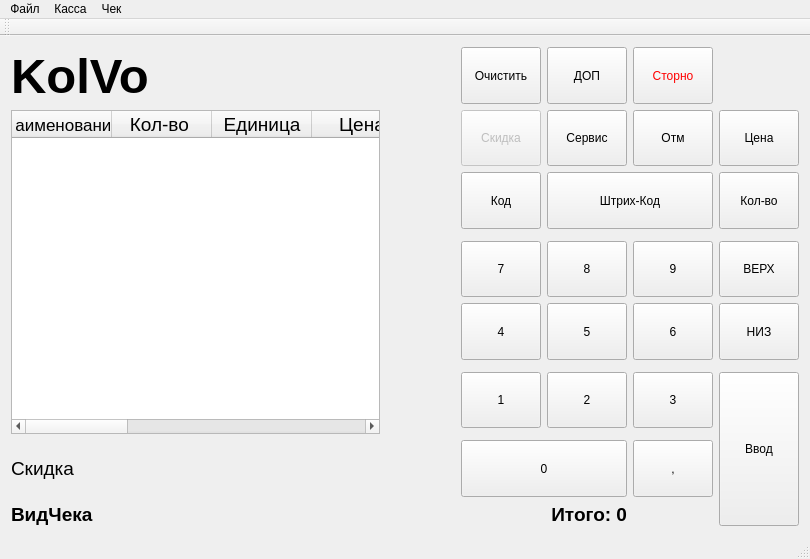
The window that rr_cash.ui (tuxmuzon/cahe) describes before a commit, drawn with Qt 5.
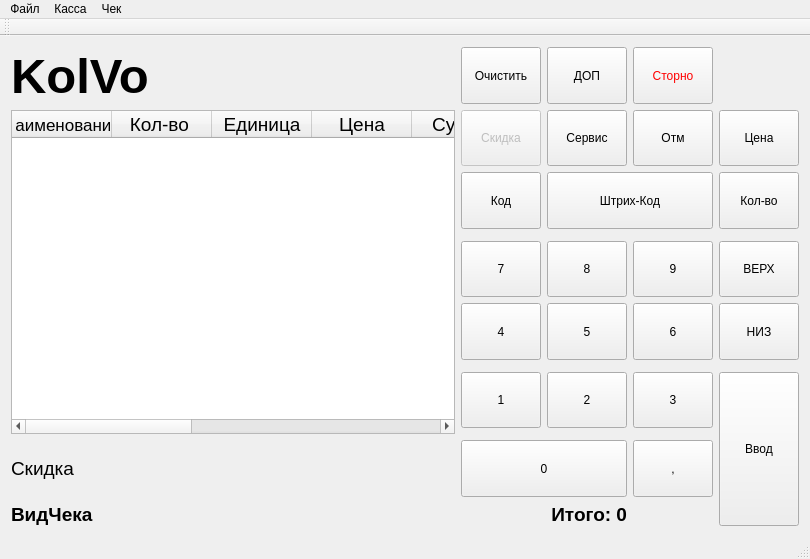
The same window after the commit.

Patch:
```diff
--- a/rr_cash.ui
+++ b/rr_cash.ui
@@ -124,85 +124,6 @@
       </property>
      </widget>
     </item>
-    <item row="2" column="0" rowspan="8" colspan="5">
-     <widget class="QTableWidget" name="table_tovar">
-      <property name="sizePolicy">
-       <sizepolicy hsizetype="Expanding" vsizetype="Expanding">
-        <horstretch>0</horstretch>
-        <verstretch>0</verstretch>
-       </sizepolicy>
-      </property>
-      <property name="font">
-       <font>
-        <family>MS Shell Dlg 2</family>
-        <pointsize>14</pointsize>
-       </font>
-      </property>
-      <property name="focusPolicy">
-       <enum>Qt::NoFocus</enum>
-      </property>
-      <property name="editTriggers">
-       <set>QAbstractItemView::NoEditTriggers</set>
-      </property>
-      <property name="columnCount">
-       <number>10</number>
-      </property>
-      <column>
-       <property name="text">
-        <string>Наименование</string>
-       </property>
-       <property name="font">
-        <font>
-         <pointsize>13</pointsize>
-        </font>
-       </property>
-       <property name="textAlignment">
-        <set>AlignCenter</set>
-       </property>
-      </column>
-      <column>
-       <property name="text">
-        <string>   Кол-во    </string>
-       </property>
-       <property name="textAlignment">
-        <set>AlignCenter</set>
-       </property>
-      </column>
-      <column>
-       <property name="text">
-        <string>Единица</string>
-       </property>
-       <property name="textAlignment">
-        <set>AlignCenter</set>
-       </property>
-      </column>
-      <column>
-       <property name="text">
-        <string>    Цена    </string>
-       </property>
-       <property name="textAlignment">
-        <set>AlignCenter</set>
-       </property>
-      </column>
-      <column>
-       <property name="text">
-        <string>    Сумма    </string>
-       </property>
-       <property name="textAlignment">
-        <set>AlignCenter</set>
-       </property>
-      </column>
-      <column>
-       <property name="text">
-        <string/>
-       </property>
-      </column>
-      <column/>
-      <column/>
-      <column/>
-      <column/>
-     </widget>
-    </item>
     <item row="0" column="0" colspan="5">
      <widget class="QLabel" name="label_KolVo">
       <property name="font">
@@ -660,6 +581,85 @@
       </property>
      </widget>
     </item>
+    <item row="2" column="0" rowspan="8" colspan="7">
+     <widget class="QTableWidget" name="table_tovar">
+      <property name="sizePolicy">
+       <sizepolicy hsizetype="Expanding" vsizetype="Expanding">
+        <horstretch>0</horstretch>
+        <verstretch>0</verstretch>
+       </sizepolicy>
+      </property>
+      <property name="font">
+       <font>
+        <family>MS Shell Dlg 2</family>
+        <pointsize>14</pointsize>
+       </font>
+      </property>
+      <property name="focusPolicy">
+       <enum>Qt::NoFocus</enum>
+      </property>
+      <property name="editTriggers">
+       <set>QAbstractItemView::NoEditTriggers</set>
+      </property>
+      <property name="columnCount">
+       <number>10</number>
+      </property>
+      <column>
+       <property name="text">
+        <string>Наименование</string>
+       </property>
+       <property name="font">
+        <font>
+         <pointsize>13</pointsize>
+        </font>
+       </property>
+       <property name="textAlignment">
+        <set>AlignCenter</set>
+       </property>
+      </column>
+      <column>
+       <property name="text">
+        <string>   Кол-во    </string>
+       </property>
+       <property name="textAlignment">
+        <set>AlignCenter</set>
+       </property>
+      </column>
+      <column>
+       <property name="text">
+        <string>Единица</string>
+       </property>
+       <property name="textAlignment">
+        <set>AlignCenter</set>
+       </property>
+      </column>
+      <column>
+       <property name="text">
+        <string>    Цена    </string>
+       </property>
+       <property name="textAlignment">
+        <set>AlignCenter</set>
+       </property>
+      </column>
+      <column>
+       <property name="text">
+        <string>    Сумма    </string>
+       </property>
+       <property name="textAlignment">
+        <set>AlignCenter</set>
+       </property>
+      </column>
+      <column>
+       <property name="text">
+        <string/>
+       </property>
+      </column>
+      <column/>
+      <column/>
+      <column/>
+      <column/>
+     </widget>
+    </item>
    </layout>
    <widget class="QWidget" name="gridLayoutWidget">
     <property name="geometry">
```
